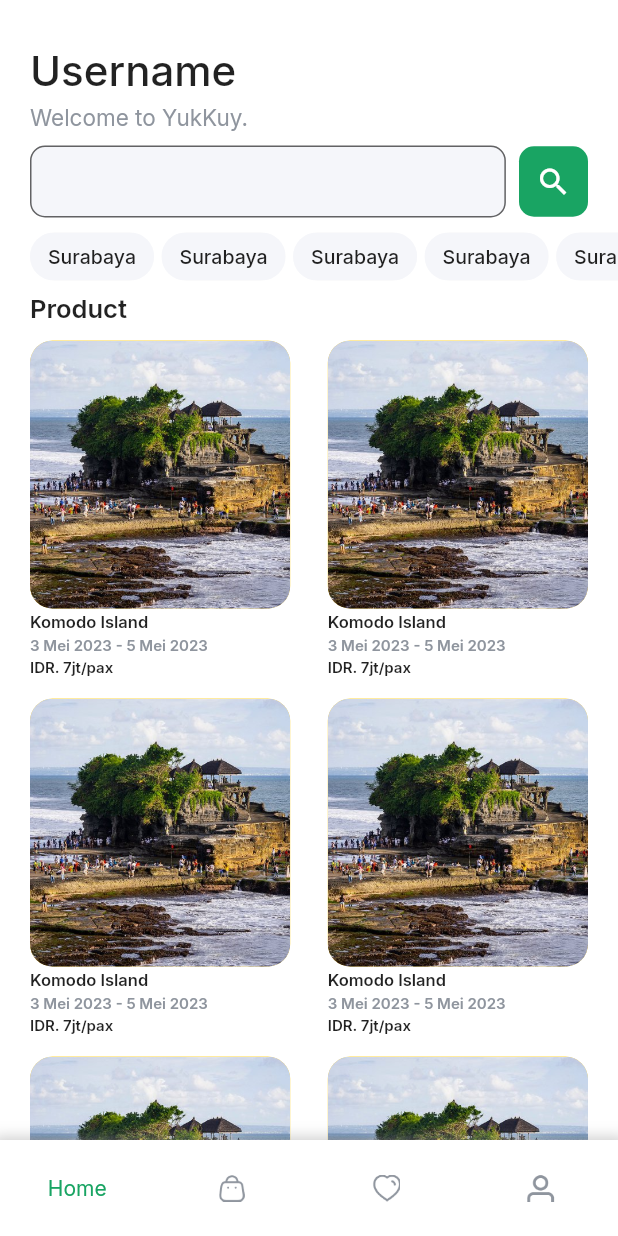
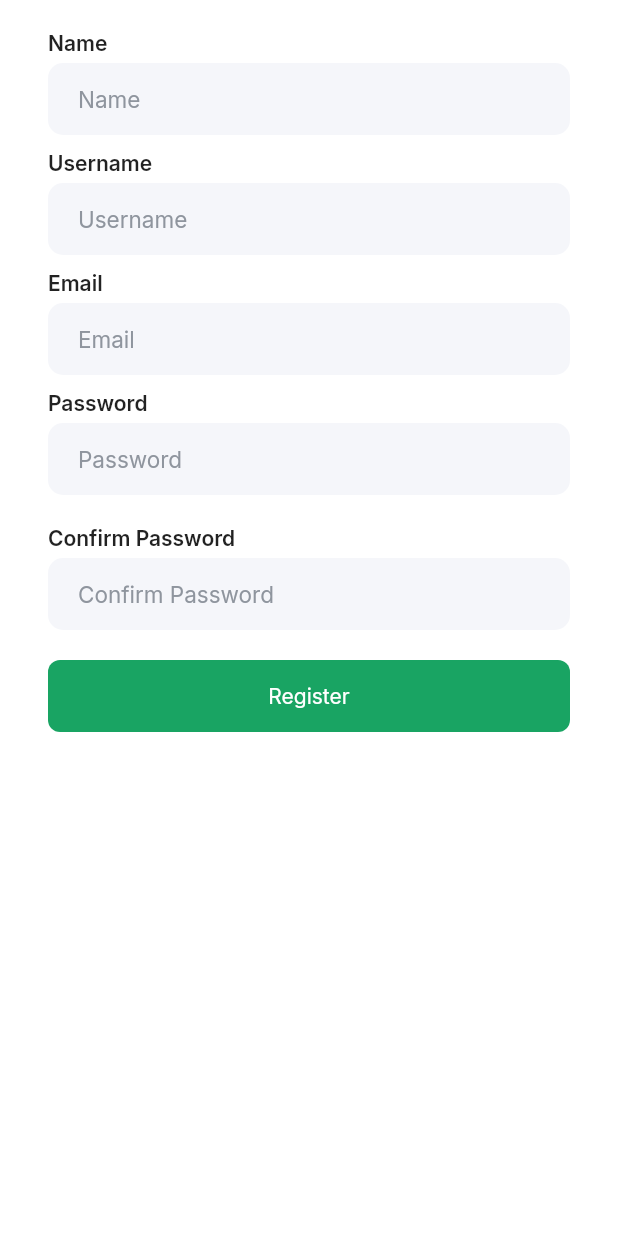
Before and after one commit to hrswcksono/yuk_kuy_mobile, a Flutter app: the screen it shows after launch, on a phone screen of 412 x 824 dp. Run offline on Flutter 3.47's test engine with Material 2 defaults, Android fonts, the light colour scheme and no system bars; our stand-ins replace get, get_storage, google_fonts.

Commit message:
form login register

```diff
--- a/lib/app/modules/base/views/base_view.dart
+++ b/lib/app/modules/base/views/base_view.dart
@@ -19,7 +19,7 @@ class BaseView extends GetView<BaseController> {
           return Scaffold(
             body: IndexedStack(
               index: bcontroller.indexTab,
-              children: const [
+              children: [
                 HomeView(),
                 TransactionView(),
                 FavoriteView(),
@@ -95,7 +95,10 @@ class BaseView extends GetView<BaseController> {
       child: Text(
         title,
         style: GoogleFonts.inter(
-            textStyle: const TextStyle(color: Color.fromRGBO(25, 164, 99, 1))),
+          textStyle: const TextStyle(
+              color: Color.fromRGBO(25, 164, 99, 1),
+              fontWeight: FontWeight.w500),
+        ),
       ),
     );
   }
--- a/lib/app/modules/home/views/home_view.dart
+++ b/lib/app/modules/home/views/home_view.dart
@@ -51,7 +51,11 @@ class HomeView extends GetView<HomeController> {
                       children: [
                         SizedBox(
                           width: Get.width * 0.77,
-                          child: const TextField(),
+                          child: const TextField(
+                            decoration: InputDecoration(
+                              hintText: "Search...",
+                            ),
+                          ),
                         ),
                         Container(
                           height: 47,
--- /dev/null
+++ b/lib/app/modules/login_register/views/register_view.dart
@@ -0,0 +1,61 @@
+import 'package:flutter/material.dart';
+
+import 'package:get/get.dart';
+
+import '../../../widgets/text_field_global.dart';
+
+class RegisterView extends GetView {
+  const RegisterView({Key? key}) : super(key: key);
+  @override
+  Widget build(BuildContext context) {
+    return Scaffold(
+      body: SafeArea(
+        child: Padding(
+          padding: const EdgeInsets.symmetric(
+            horizontal: 32,
+          ),
+          child: SingleChildScrollView(
+            child: Column(
+              children: [
+                SizedBox(
+                  height: 20,
+                ),
+                TextFieldGlobal(
+                  title: "Name",
+                ),
+                SizedBox(
+                  height: 10,
+                ),
+                TextFieldGlobal(
+                  title: "Username",
+                ),
+                SizedBox(
+                  height: 10,
+                ),
+                TextFieldGlobal(
+                  title: "Email",
+                ),
+                SizedBox(
+                  height: 10,
+                ),
+                TextFieldGlobal(
+                  title: "Password",
+                ),
+                SizedBox(
+                  height: 20,
+                ),
+                TextFieldGlobal(
+                  title: "Confirm Password",
+                ),
+                SizedBox(
+                  height: 20,
+                ),
+                ElevatedButton(onPressed: () {}, child: Text("Register"))
+              ],
+            ),
+          ),
+        ),
+      ),
+    );
+  }
+}
--- a/lib/app/routes/app_pages.dart
+++ b/lib/app/routes/app_pages.dart
@@ -1,4 +1,6 @@
 import 'package:get/get.dart';
+import 'package:yuk_kuy_mobile/app/modules/login_register/views/login_view.dart';
+import 'package:yuk_kuy_mobile/app/modules/login_register/views/register_view.dart';
 
 import '../modules/base/bindings/base_binding.dart';
 import '../modules/base/views/base_view.dart';
@@ -38,7 +40,7 @@ class AppPages {
     ),
     GetPage(
       name: _Paths.LOGIN_REGISTER,
-      page: () => const LoginRegisterView(),
+      page: () => const RegisterView(),
       binding: LoginRegisterBinding(),
     ),
     GetPage(
--- /dev/null
+++ b/lib/app/widgets/text_field_global.dart
@@ -0,0 +1,33 @@
+import 'package:flutter/material.dart';
+import 'package:flutter/src/widgets/framework.dart';
+import 'package:flutter/src/widgets/placeholder.dart';
+import 'package:google_fonts/google_fonts.dart';
+
+class TextFieldGlobal extends StatelessWidget {
+  const TextFieldGlobal({super.key, required this.title});
+
+  final String title;
+
+  @override
+  Widget build(BuildContext context) {
+    return Column(
+      crossAxisAlignment: CrossAxisAlignment.start,
+      children: [
+        Text(
+          title,
+          style: GoogleFonts.inter(
+              textStyle: const TextStyle(
+            fontSize: 14,
+            fontWeight: FontWeight.w600,
+          )),
+        ),
+        SizedBox(
+          height: 5,
+        ),
+        TextField(
+          decoration: InputDecoration(hintText: title),
+        ),
+      ],
+    );
+  }
+}
--- a/lib/main.dart
+++ b/lib/main.dart
@@ -1,4 +1,5 @@
 import 'package:flutter/material.dart';
+import 'package:flutter/services.dart';
 
 import 'package:get/get.dart';
 import 'package:google_fonts/google_fonts.dart';
@@ -11,6 +12,11 @@ void main() async {
   WidgetsFlutterBinding.ensureInitialized();
   Get.lazyPut(() => StorageService());
   await initialConfig();
+  SystemChrome.setSystemUIOverlayStyle(
+    const SystemUiOverlayStyle(
+      statusBarColor: Colors.transparent,
+    ),
+  );
   runApp(MyApp());
 }
 
@@ -21,7 +27,7 @@ class MyApp extends StatelessWidget {
   Widget build(BuildContext context) {
     return GetMaterialApp(
       title: "Application",
-      initialRoute: AppPages.INITIAL_B,
+      initialRoute: AppPages.INITIAL_LR,
       getPages: AppPages.routes,
       debugShowCheckedModeBanner: false,
       theme: ThemeData(
@@ -31,13 +37,14 @@ class MyApp extends StatelessWidget {
             // iconColor: CustomColor.disable,
             border: OutlineInputBorder(
               borderRadius: BorderRadius.circular(10.0),
-                borderSide: BorderSide(color: Color.fromRGBO(245, 246, 250, 1)),
+              borderSide: BorderSide.none,
             ),
             filled: true,
             fillColor: Color.fromRGBO(245, 246, 250, 1),
-              // hintStyle: CustomFonts.poppinsRegular12.copyWith(
-              //   color: CustomColor.disable,
-              // ),
+            hintStyle: GoogleFonts.inter(
+              fontSize: 15,
+              color: Color.fromRGBO(143, 149, 158, 1),
+            ),
             // errorStyle: CustomFonts.poppinsRegular12.copyWith(
             //   color: CustomColor.red,
             // ),
@@ -45,28 +52,10 @@ class MyApp extends StatelessWidget {
               vertical: 10,
               horizontal: 20,
             ),
-              // focusedBorder: OutlineInputBorder(
-              //   borderRadius: BorderRadius.circular(5),
-              //   borderSide: BorderSide(
-              //     width: 1,
-              //     // color: CustomColor.disable,
-              //   ),
-              // ),
-              focusedBorder: InputBorder.none
-              // enabledBorder: OutlineInputBorder(
-              //   borderRadius: BorderRadius.circular(5),
-              //   borderSide: BorderSide(
-              //     width: 1,
-              //     // color: CustomColor.disable,
-              //   ),
-              // ),
-              // errorBorder: OutlineInputBorder(
-              //   borderRadius: BorderRadius.circular(5),
-              //   borderSide: BorderSide(
-              //     width: 1,
-              //     // color: CustomColor.red,
-              //   ),
-              // ),
+            focusedBorder: OutlineInputBorder(
+              borderRadius: BorderRadius.circular(10.0),
+              borderSide: BorderSide.none,
+            ),
           ),
           elevatedButtonTheme: ElevatedButtonThemeData(
             style: ElevatedButton.styleFrom(
```
Also changed, not shown: lib/app/modules/favorite/views/components/item_grid_favorite.dart (added, +85 -0 lines), lib/app/modules/favorite/views/favorite_view.dart (+34 -8 lines), lib/app/modules/login_register/views/login_view.dart (added, +42 -0 lines). Lines whose indentation alone changed are shown as unchanged.
